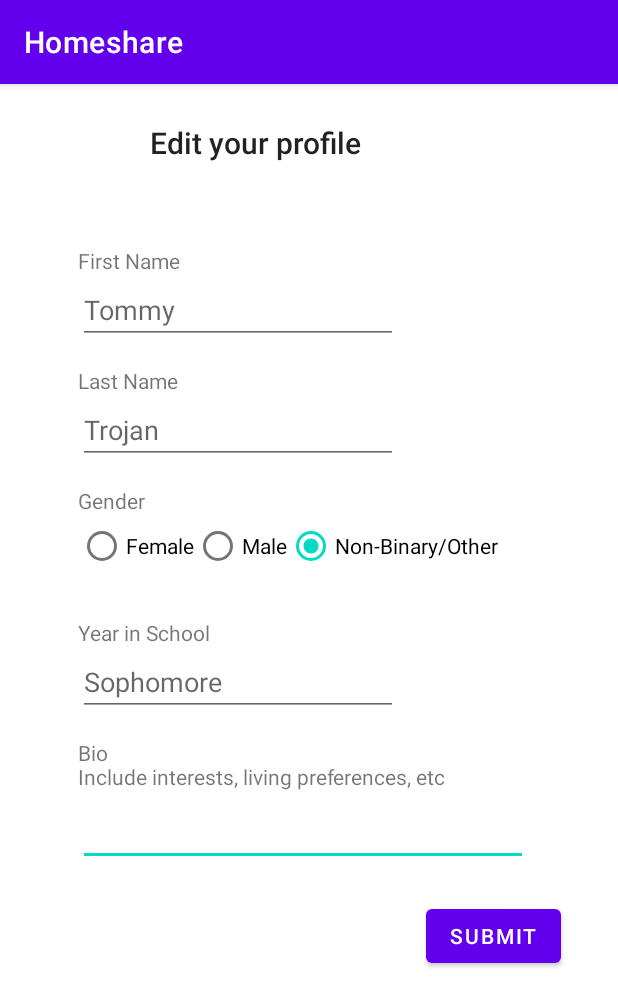
After one commit to choaly/Homeshare, an Android app: the EditProfile screen opened directly, with no data from a screen before it, on a phone screen of 412 x 824 dp. The commit adds this screen. Shown: the top 1007 px of the screen. Run offline under Robolectric (Android 15) with nearby library versions, the phone set to English and light mode, and no system bars; our stand-ins replace Firebase (no records; nobody signed in at launch, a user with empty details on screens opened directly); 6 statements that could not run were skipped.

Commit message:
edit profile working

```diff
--- a/app/src/main/java/com/example/homeshare/AccountFragment.java
+++ b/app/src/main/java/com/example/homeshare/AccountFragment.java
@@ -29,6 +29,7 @@ import java.util.Objects;
  */
 public class AccountFragment extends Fragment {
     TextView logoutBtn;
+    TextView editBtn;
 
     public AccountFragment() {
         // Required empty public constructor
@@ -89,6 +90,15 @@ public class AccountFragment extends Fragment {
             }
         });
 
+        editBtn = view.findViewById(R.id.editProfileButton);
+        editBtn.setOnClickListener(new View.OnClickListener() {
+            @Override
+            public void onClick(View view) {
+                Intent intent = new Intent(getActivity(), EditProfile.class);
+                startActivity(intent);
+            }
+        });
+
         logoutBtn = view.findViewById(R.id.logoutButton);
         logoutBtn.setOnClickListener(new View.OnClickListener() {
             @Override
--- /dev/null
+++ b/app/src/main/java/com/example/homeshare/EditProfile.java
@@ -0,0 +1,99 @@
+package com.example.homeshare;
+
+import androidx.annotation.NonNull;
+import androidx.appcompat.app.AppCompatActivity;
+
+import android.content.Intent;
+import android.os.Bundle;
+import android.view.View;
+import android.widget.EditText;
+import android.widget.RadioButton;
+import android.widget.RadioGroup;
+import android.widget.TextView;
+
+import com.google.firebase.auth.FirebaseAuth;
+import com.google.firebase.database.DataSnapshot;
+import com.google.firebase.database.DatabaseError;
+import com.google.firebase.database.DatabaseReference;
+import com.google.firebase.database.FirebaseDatabase;
+import com.google.firebase.database.ValueEventListener;
+
+public class EditProfile extends AppCompatActivity {
+    FirebaseDatabase root;
+    FirebaseAuth auth;
+
+    @Override
+    protected void onCreate(Bundle savedInstanceState) {
+        super.onCreate(savedInstanceState);
+        setContentView(R.layout.activity_edit_profile);
+
+        auth = FirebaseAuth.getInstance();
+
+        // Get prefills
+        root = FirebaseDatabase.getInstance();
+        DatabaseReference userRef = root.getReference().child("Users/" + auth.getCurrentUser().getUid());
+        EditText fName = findViewById(R.id.editFirstName);
+        EditText lName = findViewById(R.id.editLastName);
+        RadioGroup gender = findViewById(R.id.editGenderRadioGroup);
+        EditText year = findViewById(R.id.editYearInSchool);
+        EditText bio = findViewById(R.id.editUserBio);
+        // Set prefills
+        userRef.addValueEventListener(new ValueEventListener() {
+            @Override
+            public void onDataChange(@NonNull DataSnapshot snapshot) {
+                User user = snapshot.getValue(User.class);
+                fName.setText(user.getFirstName());
+                lName.setText(user.getLastName());
+                if (user.getGender().equals("Female")) {
+                    gender.check(R.id.editFemaleRadioButton);
+                } else if (user.getGender().equals("Male")) {
+                    gender.check(R.id.editMaleRadioBtn);
+                } else {
+                    gender.check(R.id.editNBRadioButton);
+                }
+                year.setText(user.getYear());
+                bio.setText(user.getBio());
+            }
+
+            @Override
+            public void onCancelled(@NonNull DatabaseError error) {
+
+            }
+        });
+
+        TextView submitBtn = (TextView) findViewById(R.id.submitEditButton);
+        submitBtn.setOnClickListener(this::handleEditProfile);
+    }
+
+    public static Boolean allFieldsFilledOut(String fName, String lName, String gender, String year, String bio) {
+        return fName.length() > 0 && lName.length() > 0 && gender.length() > 0 && year.length() > 0 && bio.length() > 0;
+    }
+
+    public void handleEditProfile(View view) {
+        String fName = ((EditText) findViewById(R.id.editFirstName)).getText().toString();
+        String lName = ((EditText) findViewById(R.id.editLastName)).getText().toString();
+        int selectedGenderId = ((RadioGroup) findViewById(R.id.editGenderRadioGroup)).getCheckedRadioButtonId();
+        String gender = "";
+        if (selectedGenderId != -1) {
+            gender = ((RadioButton) findViewById(selectedGenderId)).getText().toString();
+        }
+        String year = ((EditText) findViewById(R.id.editYearInSchool)).getText().toString();
+        String bio = ((TextView) findViewById(R.id.editUserBio)).getText().toString();
+
+        if (allFieldsFilledOut(fName, lName, gender, year, bio)) {
+            String uid = FirebaseAuth.getInstance().getCurrentUser().getUid();
+            String email = FirebaseAuth.getInstance().getCurrentUser().getEmail();
+            // add to user db
+            root = FirebaseDatabase.getInstance();
+            User user = new User(fName, lName, email, gender, year, bio);
+            root.getReference().child("Users/"+uid).setValue(user);
+
+            Intent intent = new Intent(this, Home.class);
+            startActivity(intent);
+            return;
+        } else {
+            TextView errMsg = findViewById(R.id.editErrMsg);
+            errMsg.setText("Please fill in all fields!");
+        }
+    }
+}
--- /dev/null
+++ b/app/src/main/res/layout/activity_edit_profile.xml
@@ -0,0 +1,170 @@
+<?xml version="1.0" encoding="utf-8"?>
+<androidx.constraintlayout.widget.ConstraintLayout xmlns:android="http://schemas.android.com/apk/res/android"
+    xmlns:app="http://schemas.android.com/apk/res-auto"
+    xmlns:tools="http://schemas.android.com/tools"
+    android:layout_width="match_parent"
+    android:layout_height="match_parent"
+    tools:context=".EditProfile">
+    <TextView
+        android:id="@+id/editHeader"
+        android:layout_width="wrap_content"
+        android:layout_height="wrap_content"
+        style="@style/TextAppearance.Widget.AppCompat.Toolbar.Title"
+        android:text="Edit your profile"
+        android:layout_marginStart="100dp"
+        android:layout_marginTop="25dp"
+        app:layout_constraintStart_toStartOf="parent"
+        app:layout_constraintTop_toTopOf="parent" />
+
+    <TextView
+        android:id="@+id/textView14"
+        android:layout_width="wrap_content"
+        android:layout_height="wrap_content"
+        android:layout_marginStart="52dp"
+        android:layout_marginTop="268dp"
+        android:text="Gender"
+        app:layout_constraintStart_toStartOf="parent"
+        app:layout_constraintTop_toTopOf="parent" />
+
+    <RadioGroup
+        android:id="@+id/editGenderRadioGroup"
+        android:layout_width="300dp"
+        android:layout_height="wrap_content"
+        android:layout_marginStart="52dp"
+        android:layout_marginTop="284dp"
+        android:orientation="horizontal"
+        app:layout_constraintStart_toStartOf="parent"
+        app:layout_constraintTop_toTopOf="parent">
+
+        <RadioButton
+            android:id="@+id/editFemaleRadioButton"
+            android:layout_width="wrap_content"
+            android:layout_height="wrap_content"
+            android:text="Female"
+            tools:layout_editor_absoluteX="87dp"
+            tools:layout_editor_absoluteY="489dp" />
+
+        <RadioButton
+            android:id="@+id/editMaleRadioBtn"
+            android:layout_width="wrap_content"
+            android:layout_height="wrap_content"
+            android:text="Male"
+            tools:layout_editor_absoluteX="87dp"
+            tools:layout_editor_absoluteY="489dp" />
+
+        <RadioButton
+            android:id="@+id/editNBRadioButton"
+            android:layout_width="wrap_content"
+            android:layout_height="wrap_content"
+            android:text="Non-Binary/Other"
+            tools:layout_editor_absoluteX="87dp"
+            tools:layout_editor_absoluteY="489dp" />
+    </RadioGroup>
+
+    <TextView
+        android:id="@+id/textView13"
+        android:layout_width="wrap_content"
+        android:layout_height="wrap_content"
+        android:layout_marginStart="52dp"
+        android:layout_marginTop="436dp"
+        android:text="Bio\nInclude interests, living preferences, etc"
+        app:layout_constraintStart_toStartOf="parent"
+        app:layout_constraintTop_toTopOf="parent" />
+
+    <EditText
+        android:id="@+id/editUserBio"
+        android:layout_width="300dp"
+        android:layout_height="wrap_content"
+        android:layout_marginStart="52dp"
+        android:layout_marginTop="476dp"
+        android:ems="10"
+        android:gravity="start|top"
+        android:inputType="textMultiLine"
+        app:layout_constraintStart_toStartOf="parent"
+        app:layout_constraintTop_toTopOf="parent" />
+
+    <TextView
+        android:id="@+id/editErrMsg"
+        android:layout_width="wrap_content"
+        android:layout_height="wrap_content"
+        android:layout_marginStart="50dp"
+        android:layout_marginTop="544dp"
+        android:text=""
+        android:textColor="#FF0000"
+        app:layout_constraintStart_toStartOf="parent"
+        app:layout_constraintTop_toTopOf="parent" />
+
+    <EditText
+        android:id="@+id/editFirstName"
+        android:layout_width="wrap_content"
+        android:layout_height="wrap_content"
+        android:layout_marginStart="52dp"
+        android:layout_marginTop="128dp"
+        android:ems="10"
+        android:hint="Tommy"
+        app:layout_constraintStart_toStartOf="parent"
+        app:layout_constraintTop_toTopOf="parent" />
+
+    <TextView
+        android:id="@+id/firstNameHeader"
+        android:layout_width="wrap_content"
+        android:layout_height="wrap_content"
+        android:layout_marginStart="52dp"
+        android:layout_marginTop="108dp"
+        android:text="First Name"
+        app:layout_constraintStart_toStartOf="parent"
+        app:layout_constraintTop_toTopOf="parent" />
+
+    <EditText
+        android:id="@+id/editYearInSchool"
+        android:layout_width="wrap_content"
+        android:layout_height="wrap_content"
+        android:layout_marginStart="52dp"
+        android:layout_marginTop="376dp"
+        android:ems="10"
+        android:hint="Sophomore"
+        app:layout_constraintStart_toStartOf="parent"
+        app:layout_constraintTop_toTopOf="parent" />
+
+    <TextView
+        android:id="@+id/yearInSchoolHeader"
+        android:layout_width="wrap_content"
+        android:layout_height="wrap_content"
+        android:layout_marginStart="52dp"
+        android:layout_marginTop="356dp"
+        android:text="Year in School"
+        app:layout_constraintStart_toStartOf="parent"
+        app:layout_constraintTop_toTopOf="parent" />
+
+    <EditText
+        android:id="@+id/editLastName"
+        android:layout_width="wrap_content"
+        android:layout_height="wrap_content"
+        android:layout_marginStart="52dp"
+        android:layout_marginTop="208dp"
+        android:ems="10"
+        android:hint="Trojan"
+        app:layout_constraintStart_toStartOf="parent"
+        app:layout_constraintTop_toTopOf="parent" />
+
+    <TextView
+        android:id="@+id/lastNameHeader"
+        android:layout_width="wrap_content"
+        android:layout_height="wrap_content"
+        android:layout_marginStart="52dp"
+        android:layout_marginTop="188dp"
+        android:text="Last Name"
+        app:layout_constraintStart_toStartOf="parent"
+        app:layout_constraintTop_toTopOf="parent" />
+
+    <Button
+        android:id="@+id/submitEditButton"
+        android:layout_width="wrap_content"
+        android:layout_height="wrap_content"
+        android:layout_marginStart="284dp"
+        android:layout_marginTop="544dp"
+        android:text="Submit"
+        app:layout_constraintStart_toStartOf="parent"
+        app:layout_constraintTop_toTopOf="parent" />
+
+</androidx.constraintlayout.widget.ConstraintLayout>
--- a/app/src/main/res/layout/fragment_account.xml
+++ b/app/src/main/res/layout/fragment_account.xml
@@ -65,6 +65,13 @@
         android:padding="10dp"/>
 
     <Button
+        android:id="@+id/editProfileButton"
+        android:layout_width="wrap_content"
+        android:layout_height="wrap_content"
+        android:text="Edit"
+        android:layout_marginTop="30dp"
+        android:layout_gravity="center"/>
+    <Button
         android:id="@+id/logoutButton"
         android:layout_width="wrap_content"
         android:layout_height="wrap_content"
```
Also changed, not shown: app/src/main/AndroidManifest.xml (+6 -3 lines).
